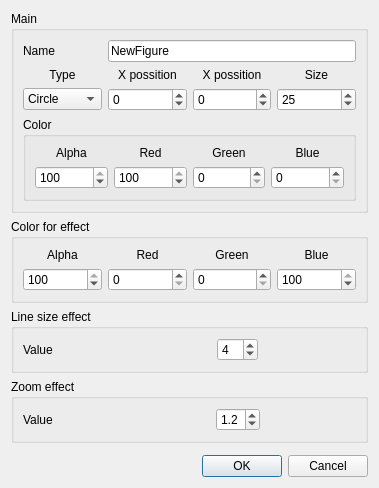
This is dialognewfigure.ui in Dinsul/BanzaiTest as Qt 5 draws it before an edit. The edited form follows.
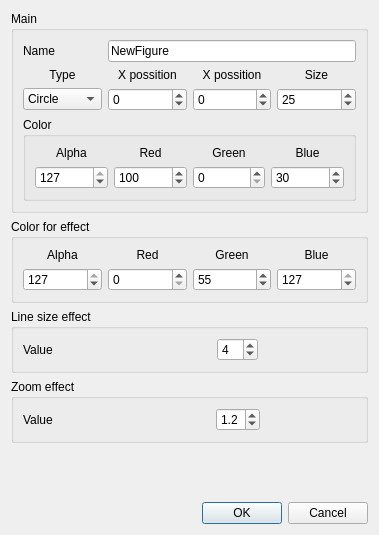
This is the edited form.

```diff
--- a/dialognewfigure.ui
+++ b/dialognewfigure.ui
@@ -7,7 +7,7 @@
     <x>0</x>
     <y>0</y>
     <width>379</width>
-    <height>488</height>
+    <height>535</height>
    </rect>
   </property>
   <property name="windowTitle">
@@ -167,18 +167,24 @@
          </item>
          <item row="1" column="0">
           <widget class="QSpinBox" name="spinBox_alpa">
+           <property name="minimum">
+            <number>0</number>
+           </property>
            <property name="maximum">
-            <number>100</number>
+            <number>127</number>
            </property>
            <property name="value">
-            <number>100</number>
+            <number>127</number>
            </property>
           </widget>
          </item>
          <item row="1" column="1">
           <widget class="QSpinBox" name="spinBox_red">
+           <property name="minimum">
+            <number>0</number>
+           </property>
            <property name="maximum">
-            <number>100</number>
+            <number>127</number>
            </property>
            <property name="value">
             <number>100</number>
@@ -194,8 +200,14 @@
          </item>
          <item row="1" column="3">
           <widget class="QSpinBox" name="spinBox_blue">
+           <property name="minimum">
+            <number>0</number>
+           </property>
            <property name="maximum">
-            <number>100</number>
+            <number>127</number>
+           </property>
+           <property name="value">
+            <number>30</number>
            </property>
           </widget>
          </item>
@@ -264,10 +276,10 @@
       <item row="1" column="0">
        <widget class="QSpinBox" name="spinBox_alpaEffect">
         <property name="maximum">
-         <number>100</number>
+         <number>127</number>
         </property>
         <property name="value">
-         <number>100</number>
+         <number>127</number>
         </property>
        </widget>
       </item>
@@ -281,17 +293,20 @@
       <item row="1" column="2">
        <widget class="QSpinBox" name="spinBox_greenEffect">
         <property name="maximum">
-         <number>100</number>
+         <number>127</number>
+        </property>
+        <property name="value">
+         <number>55</number>
         </property>
        </widget>
       </item>
       <item row="1" column="3">
        <widget class="QSpinBox" name="spinBox_blueEffect">
         <property name="maximum">
-         <number>100</number>
+         <number>127</number>
         </property>
         <property name="value">
-         <number>100</number>
+         <number>127</number>
         </property>
        </widget>
       </item>
```
Left out of the diff: 9 changed lines with no effect on the pictures.
